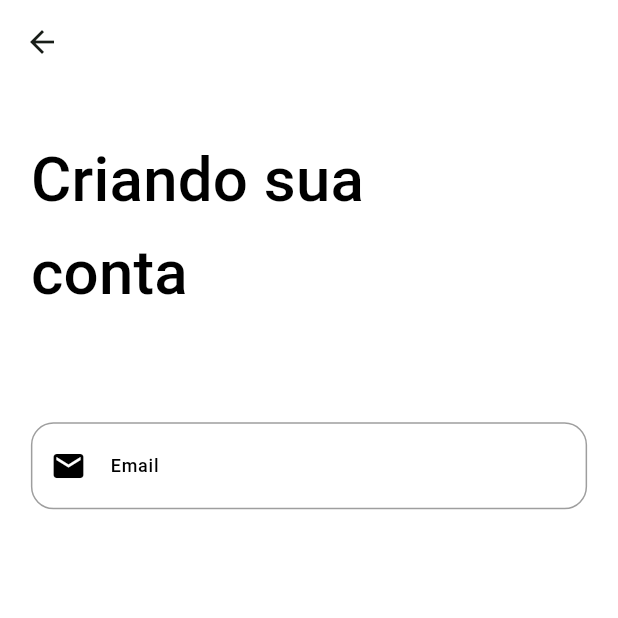
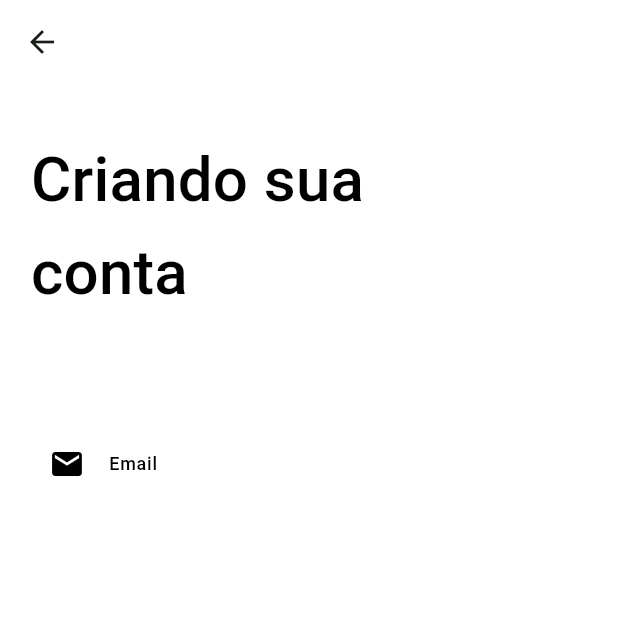
Before and after one commit to JoseVinicius-P/AluExpress-Flutter, a Flutter app: the CreateAccountPage screen opened by its route, on a phone screen of 412 x 824 dp, the top half of it. Run offline on Flutter 3.47's test engine with Material 2 defaults, Android fonts, the phone set to English and light mode, and no system bars; drawn by our look-alikes of auto_size_text; our stand-ins replace carousel_slider, device_preview, flutter_modular, flutter_triple, mask_text_input_formatter, responsive_builder; statements that could not run were skipped.

Commit message:
style: Melhorando cor de fundo

```diff
--- a/lib/app/modules/authentication/widgets/text_field_widget.dart
+++ b/lib/app/modules/authentication/widgets/text_field_widget.dart
@@ -1,5 +1,6 @@
 import 'package:flutter/material.dart';
 import 'package:flutter/services.dart';
+import 'package:luguel/app/shared/my_colors.dart';
 import 'package:mask_text_input_formatter/mask_text_input_formatter.dart';
 
 class TextFieldWidget extends StatefulWidget {
@@ -29,6 +30,7 @@ class TextFieldWidget extends StatefulWidget {
 }
 
 class _TextFieldWidgetState extends State<TextFieldWidget> {
+  final FocusNode _focusNode = FocusNode();
 
   @override
   Widget build(BuildContext context) {
@@ -42,10 +44,11 @@ class _TextFieldWidgetState extends State<TextFieldWidget> {
               Radius.circular(15),
             ),
             border: Border.all(
-              width: 1,
+              width: 0,
               style: BorderStyle.solid,
-              color: widget.error == null || widget.error == "" ? Colors.grey : Colors.red
+              color: widget.error == null || widget.error == "" ? Colors.transparent : Colors.red
             ),
+            color: MyColors.grayLight
           ),
           child: TextFormField(
             controller: widget.controller,
@@ -61,6 +64,10 @@ class _TextFieldWidgetState extends State<TextFieldWidget> {
             ],
             keyboardType: widget.keyboardType,
             onChanged: (text){},
+            onTap: () {
+
+            },
+            focusNode: _focusNode,
             //definindo estilo do texto
             style: theme.textTheme.labelMedium,
             cursorColor: Colors.black,
```
